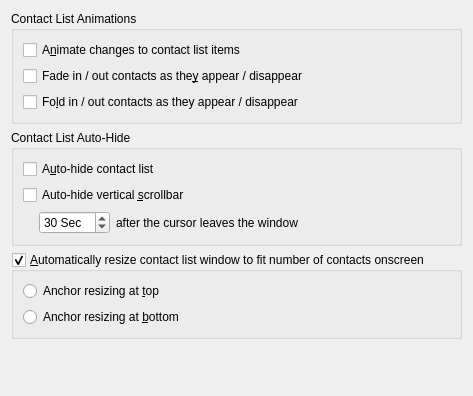
The window that kopete/config/appearance/appearanceconfig_advanced.ui (KDE/kopete) describes before a commit, drawn with Qt 5.
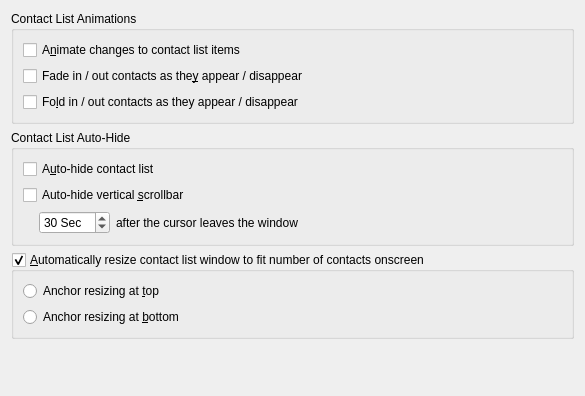
The same window after the commit. Custom widgets are drawn as their Qt base class.

Diff of the .ui file:
```diff
--- a/kopete/config/appearance/appearanceconfig_advanced.ui
+++ b/kopete/config/appearance/appearanceconfig_advanced.ui
@@ -1,11 +1,11 @@
 <ui version="4.0" >
  <class>AppearanceConfig_Advanced</class>
- <widget class="QWidget" name="AppearanceConfig_Advanced" >
-  <property name="geometry" >
+ <widget class="QWidget" name="AppearanceConfig_Advanced">
+  <property name="geometry">
    <rect>
     <x>0</x>
     <y>0</y>
-    <width>423</width>
+    <width>585</width>
     <height>396</height>
    </rect>
   </property>
@@ -201,10 +201,10 @@
      <property name="orientation" >
       <enum>Qt::Vertical</enum>
      </property>
-     <property name="sizeHint" stdset="0" >
+     <property name="sizeHint" stdset="0">
       <size>
        <width>20</width>
-       <height>40</height>
+       <height>0</height>
       </size>
      </property>
     </spacer>
```
Left out of the diff: 135 changed lines with no effect on the pictures.
